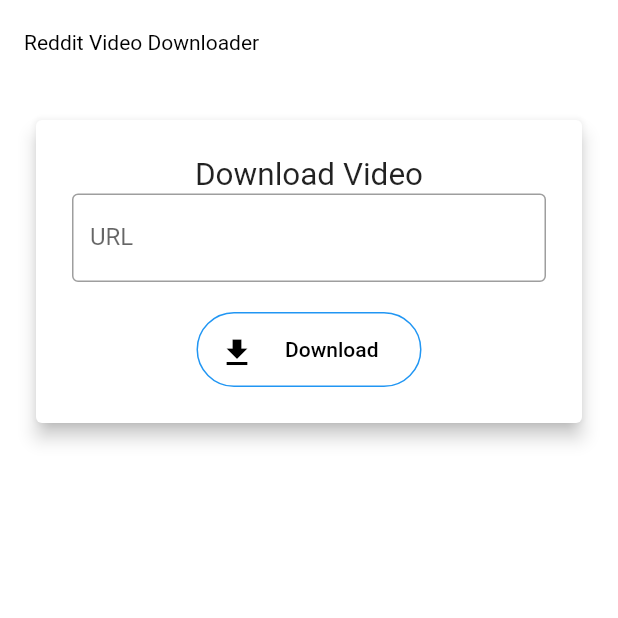
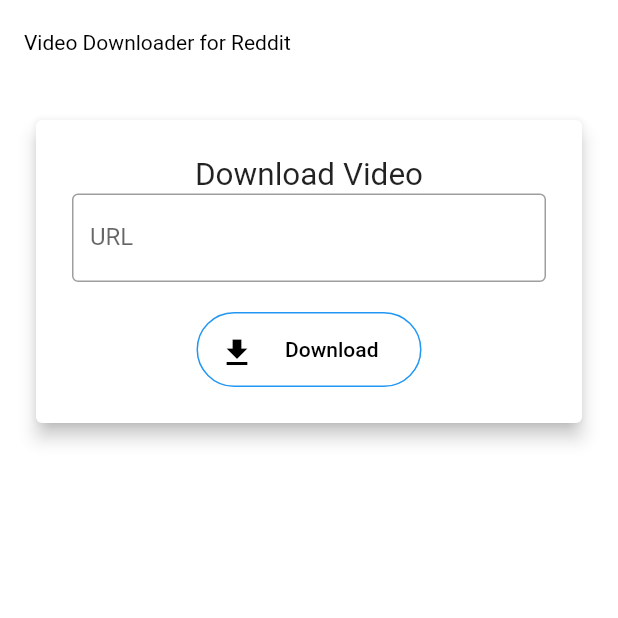
Before and after one commit to Celsiusss/Reddit-Video-Downloader, a Flutter app: the screen it shows after launch, on a phone screen of 412 x 824 dp, the top half of it. Run offline on Flutter 3.47's test engine with Material 2 defaults, Android fonts, the phone set to English and light mode, and no system bars; our stand-ins replace flutter_redux, image_gallery_saver, permission_handler, redux; missing offline and left inert: flutter_ffmpeg, redux_epics.

Commit message:
updated icon and name, bumped version to v0.3.0

```diff
--- a/lib/main.dart
+++ b/lib/main.dart
@@ -29,7 +29,7 @@ class MyApp extends StatelessWidget {
     return StoreProvider<AppState>(
       store: store,
       child: MaterialApp(
-        title: 'Reddit Video Downloader',
+        title: 'Video Downloader for Reddit',
         theme: ThemeData(
             brightness: Brightness.light,
             backgroundColor: Colors.white,
@@ -51,7 +51,7 @@ class MyApp extends StatelessWidget {
         home: Scaffold(
             backgroundColor: Colors.white,
             appBar: AppBar(
-              title: Text('Reddit Video Downloader'),
+              title: Text('Video Downloader for Reddit'),
               backgroundColor: Colors.white,
               textTheme: TextTheme(
                 title: TextStyle(color: Colors.black),
--- a/pubspec.yaml
+++ b/pubspec.yaml
@@ -11,7 +11,7 @@ description: A new Flutter application.
 # In iOS, build-name is used as CFBundleShortVersionString while build-number used as CFBundleVersion.
 # Read more about iOS versioning at
 # https://developer.apple.com/library/archive/documentation/General/Reference/InfoPlistKeyReference/Articles/CoreFoundationKeys.html
-version: 0.2.1+2
+version: 0.3.0+3
 
 environment:
   sdk: ">=2.1.0 <3.0.0"
```
Also changed, not shown: assets/icon/icon.png, 6 other files.
